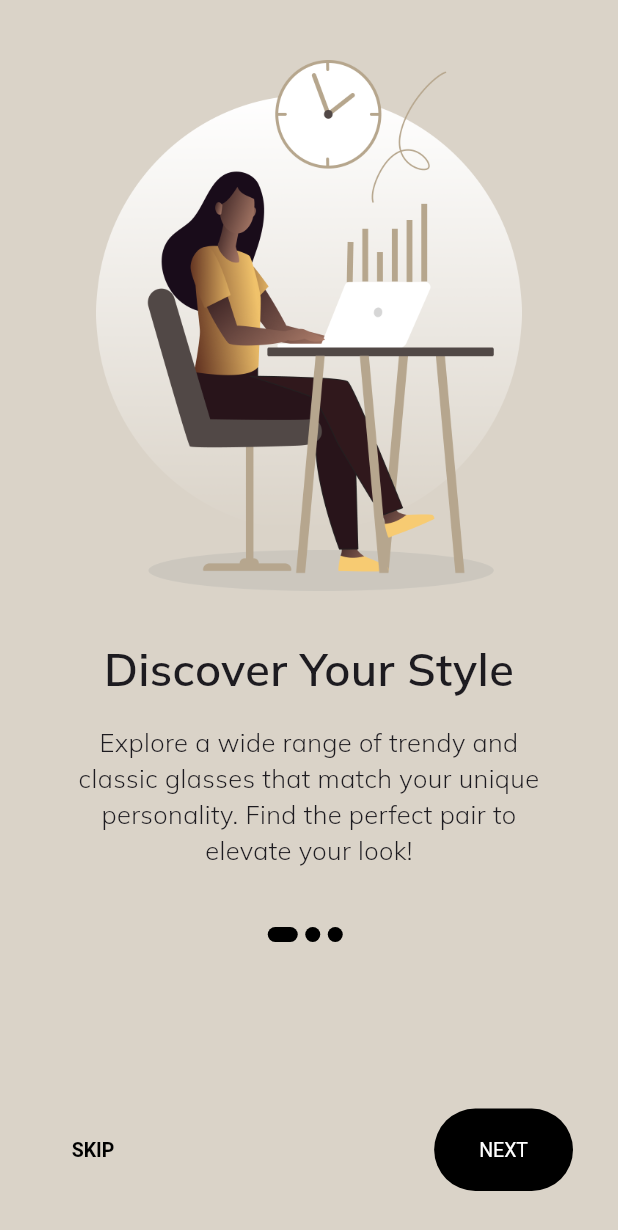
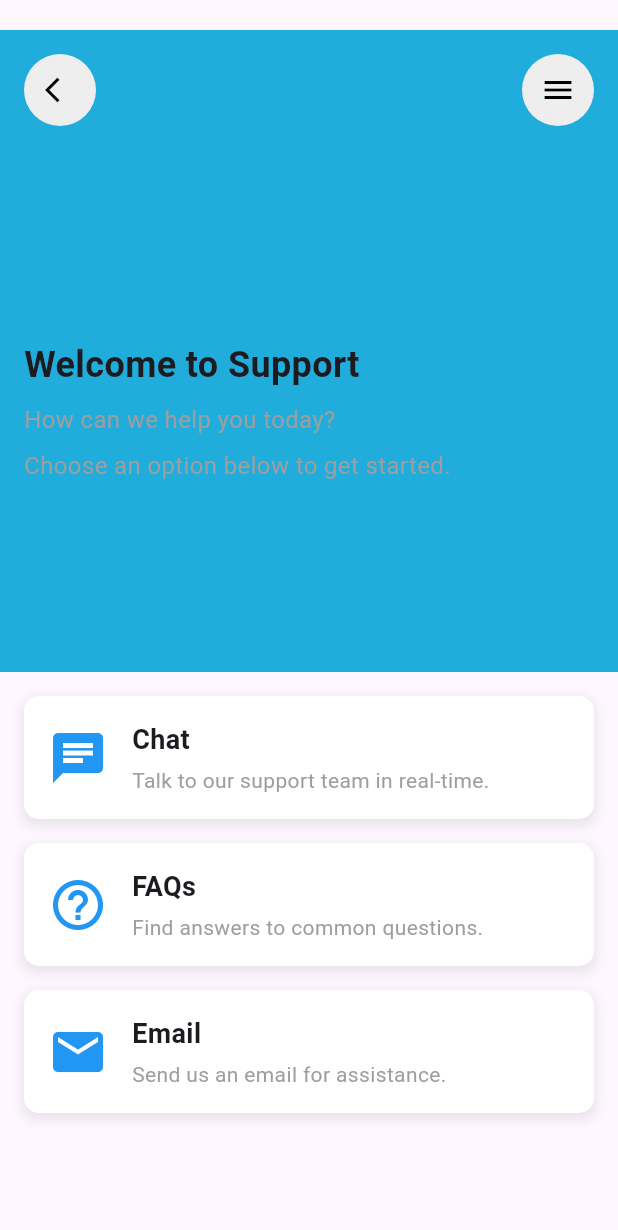
Before and after one commit to F4fazil/glassifyApp_bloc, a Flutter app: the screen it shows after launch, on a phone screen of 412 x 824 dp. Shown: the top 1230 px of the screen. Run offline on Flutter 3.47's test engine with Material 3 defaults, Android fonts, the phone set to English and light mode, and no system bars; our stand-ins replace equatable, firebase_auth, firebase_core, flutter_bloc, google_sign_in, lottie; accounts and stored records are empty; Roboto replaces fonts that are missing (Poppins).

Commit message:
Customer Service implementation initial

```diff
--- /dev/null
+++ b/lib/customer_service/customeService.dart
@@ -0,0 +1,146 @@
+import 'package:flutter/material.dart';
+
+class SupportScreen extends StatelessWidget {
+  @override
+  Widget build(BuildContext context) {
+    return Scaffold(
+      body: Column(
+        children: [
+          const SizedBox(
+           height: 20,
+          ),
+          // Top Bar with Back and Menu Buttons
+          Container(
+            padding: const EdgeInsets.all(16),
+            color: const Color.fromARGB(255, 32, 173, 220),
+            child: Row(
+              mainAxisAlignment: MainAxisAlignment.spaceBetween,
+              children: [
+                Container(
+                  decoration: BoxDecoration(
+                    color: Colors.grey[200],
+                    shape: BoxShape.circle,
+                  ),
+                  child: IconButton(
+                    icon: const Icon(Icons.arrow_back_ios, color: Colors.black, size: 20),
+                    onPressed: () {
+                      // Handle back button press
+                    },
+                  ),
+                ),
+                Container(
+                  decoration: BoxDecoration(
+                    color: Colors.grey[200],
+                    shape: BoxShape.circle,
+                  ),
+                  child: IconButton(
+                    icon: const Icon(Icons.menu, color: Colors.black),
+                    onPressed: () {
+                      // Handle menu button press
+                    },
+                  ),
+                ),
+              ],
+            ),
+          ),
+          Container(
+            height: MediaQuery.of(context).size.height * 0.5 - 64, // Adjust height to account for top bar
+            width: double.infinity,
+            padding: const EdgeInsets.all(16),
+            color: const Color.fromARGB(255, 32, 173, 220),
+            child: const Column(
+              mainAxisAlignment: MainAxisAlignment.center,
+              crossAxisAlignment: CrossAxisAlignment.start,
+              children: [
+                Text(
+                  'Welcome to Support',
+                  style: TextStyle(fontSize: 24, fontWeight: FontWeight.bold,fontFamily: "Poppins"),
+                ),
+                SizedBox(height: 8),
+                Text(
+                  'How can we help you today?',
+                  style: TextStyle(fontSize: 16, color: Colors.grey),
+                ),
+                SizedBox(height: 8),
+                Text(
+                  'Choose an option below to get started.',
+                  style: TextStyle(fontSize: 16, color: Colors.grey),
+                ),
+              ],
+            ),
+          ),
+
+          // Remaining Half-Height Container with Chat, FAQs, and Email Options
+          Expanded(
+            child: Container(
+              padding: const EdgeInsets.all(16),
+              child: Column(
+                children: [
+                  // Chat Option
+                  _buildOptionContainer(
+                    icon: Icons.chat,
+                    title: 'Chat',
+                    subtitle: 'Talk to our support team in real-time.',
+                  ),
+                  const SizedBox(height: 16),
+                  // FAQs Option
+                  _buildOptionContainer(
+                    icon: Icons.help_outline,
+                    title: 'FAQs',
+                    subtitle: 'Find answers to common questions.',
+                  ),
+                  const SizedBox(height: 16),
+                  // Email Option
+                  _buildOptionContainer(
+                    icon: Icons.email,
+                    title: 'Email',
+                    subtitle: 'Send us an email for assistance.',
+                  ),
+                ],
+              ),
+            ),
+          ),
+        ],
+      ),
+    );
+  }
+
+  // Helper Method to Build Option Containers
+  Widget _buildOptionContainer({required IconData icon, required String title, required String subtitle}) {
+    return Container(
+      padding: const EdgeInsets.all(16),
+      decoration: BoxDecoration(
+        color: Colors.white,
+        borderRadius: BorderRadius.circular(10),
+        boxShadow: [
+          BoxShadow(
+            color: Colors.grey.withOpacity(0.2),
+            spreadRadius: 2,
+            blurRadius: 5,
+            offset: const Offset(0, 3),
+          ),
+        ],
+      ),
+      child: Row(
+        children: [
+          Icon(icon, size: 40, color: Colors.blue),
+          const SizedBox(width: 16),
+          Column(
+            crossAxisAlignment: CrossAxisAlignment.start,
+            children: [
+              Text(
+                title,
+                style: const TextStyle(fontSize: 18, fontWeight: FontWeight.bold),
+              ),
+              const SizedBox(height: 4),
+              Text(
+                subtitle,
+                style: const TextStyle(fontSize: 14, color: Colors.grey),
+              ),
+            ],
+          ),
+        ],
+      ),
+    );
+  }
+}
--- a/lib/main.dart
+++ b/lib/main.dart
@@ -4,11 +4,7 @@ import 'package:flutter_bloc/flutter_bloc.dart';
 import 'package:flutterbloc/authentication/authBloc/authBloc.dart';
 import 'package:flutterbloc/firebase_options.dart';
 
-import 'ui/OnboardScreens/OnBoardScreen.dart';
-import 'ui/layers/screens/homeScreen.dart';
-import 'ui/layers/screens/orderScreen.dart';
-import 'ui/layers/signInScreen.dart';
-
+import 'customer_service/customeService.dart';
 Future<void> main() async {
   WidgetsFlutterBinding.ensureInitialized();
   await Firebase.initializeApp(
@@ -24,9 +20,9 @@ class MyApp extends StatelessWidget {
   Widget build(BuildContext context) {
     return  BlocProvider(
       create: (context) => Authbloc(),
-      child: const MaterialApp(
+      child:  MaterialApp(
         debugShowCheckedModeBanner: false,
-      home: OnboardingScreen(),
+      home: SupportScreen(),
        ),
       );
   }
```
